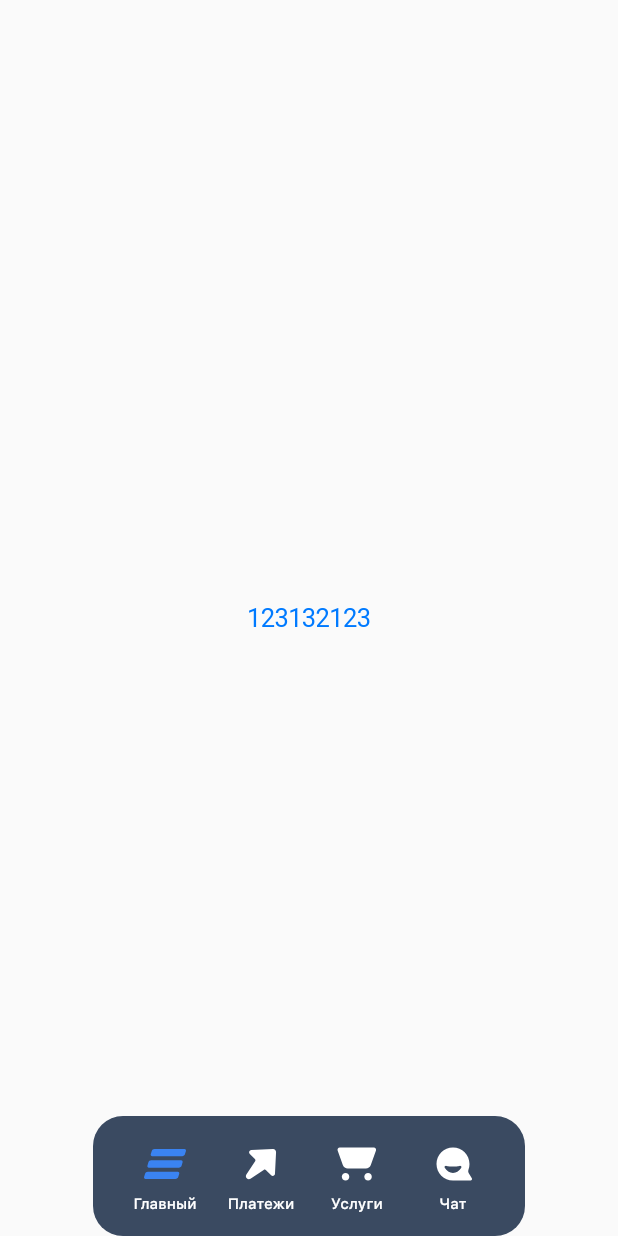
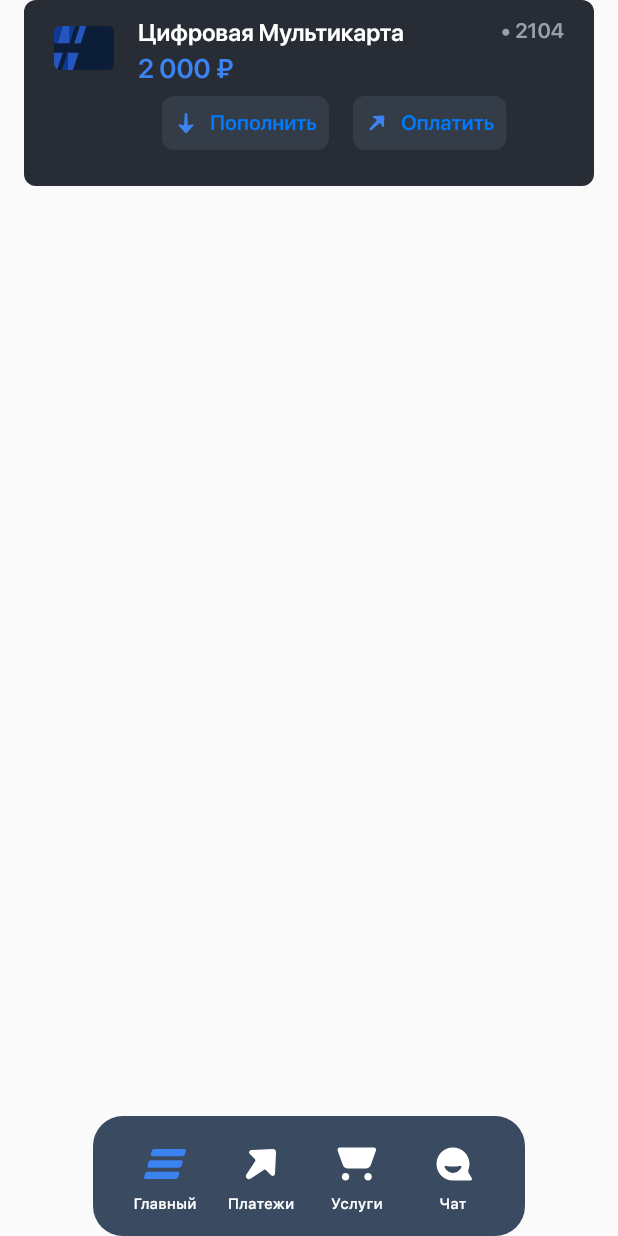
Before and after one commit to admiral-team/bank-lite-demo, a Flutter app: the screen it shows after launch, on a phone screen of 412 x 824 dp. Run offline on Flutter 3.47's test engine with Material 2 defaults, Android fonts, the phone set to English and light mode, and no system bars; our stand-ins replace flutter_svg.

Commit message:
Card cell

```diff
--- /dev/null
+++ b/lib/components/card_cell.dart
@@ -0,0 +1,120 @@
+
+import 'package:bank_lite/generated/assets.gen.dart';
+import 'package:bank_lite/generated/fonts.gen.dart';
+import 'package:flutter/material.dart';
+
+class CardCellWidget extends StatelessWidget {
+
+  final String title;
+  final String balance;
+  final String cardNumber;
+  final SvgGenImage cardContent;
+  final VoidCallback? addPressed;
+  final VoidCallback? sendPressed;
+
+  const CardCellWidget({
+    Key? key,
+    required this.title,
+    required this.balance,
+    required this.cardNumber,
+    required this.cardContent,
+    this.addPressed,
+    this.sendPressed
+  }) : super(key: key);
+
+  @override
+  Widget build(BuildContext context) {
+    var imageColor = const Color(0xFF0B1D37);
+
+    List<Widget> widgets = [];
+    widgets = [
+      Row(crossAxisAlignment: CrossAxisAlignment.start, children: [
+        cardContent.svg(height: 40.0, width: 40.0),
+        const SizedBox(width: 16.0),
+        Column(crossAxisAlignment: CrossAxisAlignment.start, children: [
+          Text(
+            title,
+            overflow: TextOverflow.ellipsis,
+            textAlign: TextAlign.left,
+            style: const TextStyle(
+                color: Colors.white,
+                fontSize: 16.0,
+                fontWeight: FontWeight.w600,
+                fontFamily: FontFamily.sfProDisplay),
+          ),
+          const SizedBox(height: 4.0),
+          Text(
+            balance,
+            overflow: TextOverflow.ellipsis,
+            textAlign: TextAlign.center,
+            style: const TextStyle(
+                color: Color(0xFF3A83F1),
+                fontSize: 18.0,
+                fontWeight: FontWeight.w600,
+                fontFamily: FontFamily.sfProDisplay),
+          ),
+        ]),
+        const Spacer(),
+        Text(cardNumber,
+            overflow: TextOverflow.ellipsis,
+            textAlign: TextAlign.right,
+            style: const TextStyle(
+                color: Color(0xFF99A0AB),
+                fontSize: 14.0,
+                fontWeight: FontWeight.w600,
+                fontFamily: FontFamily.sfProDisplay))
+      ]),
+      const SizedBox(height: 8.0),
+
+      Row(crossAxisAlignment: CrossAxisAlignment.start, children: [
+        const SizedBox(width: 72.0),
+        SizedBox(
+            height: 36.0,
+            child: TextButton.icon(
+              style: TextButton.styleFrom(
+                textStyle: const TextStyle(
+                    color: Color(0xFF3A83F1),
+                    fontSize: 14.0,
+                    fontWeight: FontWeight.w600,
+                    fontFamily: FontFamily.sfProDisplay),
+                backgroundColor: const Color(0xFF343C48),
+                shape: RoundedRectangleBorder(
+                  borderRadius: BorderRadius.circular(8.0),
+                ),
+              ),
+              onPressed: () => {},
+              icon: Assets.lib.assets.images.add.svg(height: 16.0, width: 16.0),
+              label: const Text('Пополнить'),
+            )),
+        const SizedBox(width: 16.0),
+        SizedBox(
+            height: 36.0,
+            child: TextButton.icon(
+              style: TextButton.styleFrom(
+                textStyle: const TextStyle(
+                    color: Color(0xFF3A83F1),
+                    fontSize: 14.0,
+                    fontWeight: FontWeight.w600,
+                    fontFamily: FontFamily.sfProDisplay),
+                backgroundColor: const Color(0xFF343C48),
+                shape: RoundedRectangleBorder(
+                  borderRadius: BorderRadius.circular(8.0),
+                ),
+              ),
+              onPressed: () => {},
+              icon:
+                  Assets.lib.assets.images.send.svg(height: 16.0, width: 16.0),
+              label: const Text('Оплатить'),
+            )),
+      ])
+    ];
+
+    return Container(
+        padding: const EdgeInsets.only(left: 20, top: 12, right: 20, bottom: 24.0),
+        decoration: BoxDecoration(
+            color: const Color(0xFF272C35),
+            borderRadius: BorderRadius.circular(8.0)),
+        child: Column(
+            crossAxisAlignment: CrossAxisAlignment.start, children: widgets));
+  }
+}
--- a/lib/screens/home_screen.dart
+++ b/lib/screens/home_screen.dart
@@ -1,6 +1,8 @@
 
 import 'package:flutter/cupertino.dart';
 import 'package:flutter/material.dart';
+import '../components/card_cell.dart';
+import '../generated/assets.gen.dart';
 
 class HomeScreen extends StatefulWidget {
   const HomeScreen({Key? key}) : super(key: key);
@@ -12,9 +14,11 @@ class HomeScreen extends StatefulWidget {
 class _HomeScreenState extends State<HomeScreen> {
   @override
   Widget build(BuildContext context) {
-    return Container(
-      alignment: Alignment.center,
-      child: CupertinoButton(child: const Text("123132123"), onPressed: () { })
+    return ListView(
+      padding: const EdgeInsets.symmetric(horizontal: 16.0),
+      children: <Widget>[
+        CardCellWidget(title: "Цифровая Мультикарта", balance: "2 000 ₽", cardNumber: "• 2104", cardContent: Assets.lib.assets.images.card)
+      ]
     );
   }
 }
```
Also changed, not shown: lib/assets/images/add.svg (added), lib/assets/images/card.svg (added), lib/assets/images/send.svg (added), lib/generated/assets.gen.dart, pubspec.lock, 1 other file.
